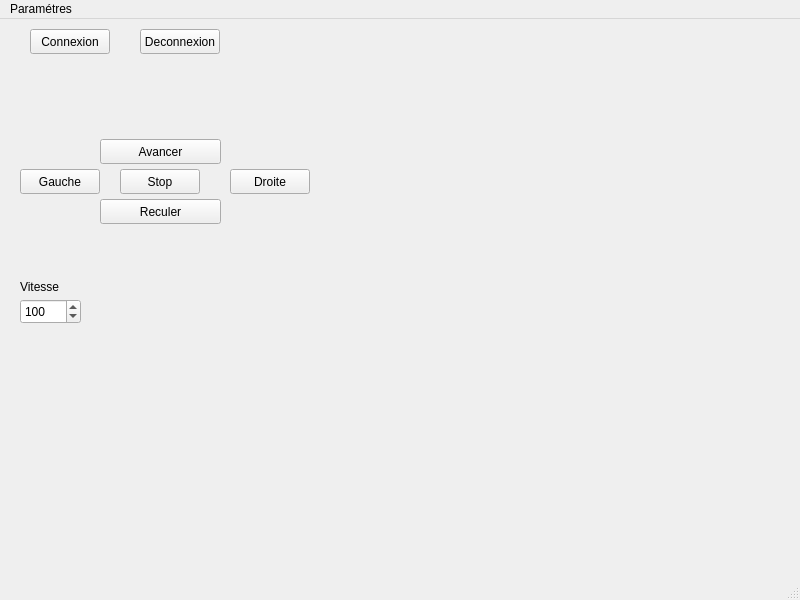
Nahoer/Wifi-bot, file Code QT/RobotProjet/mainwindow.ui: the form before one commit.
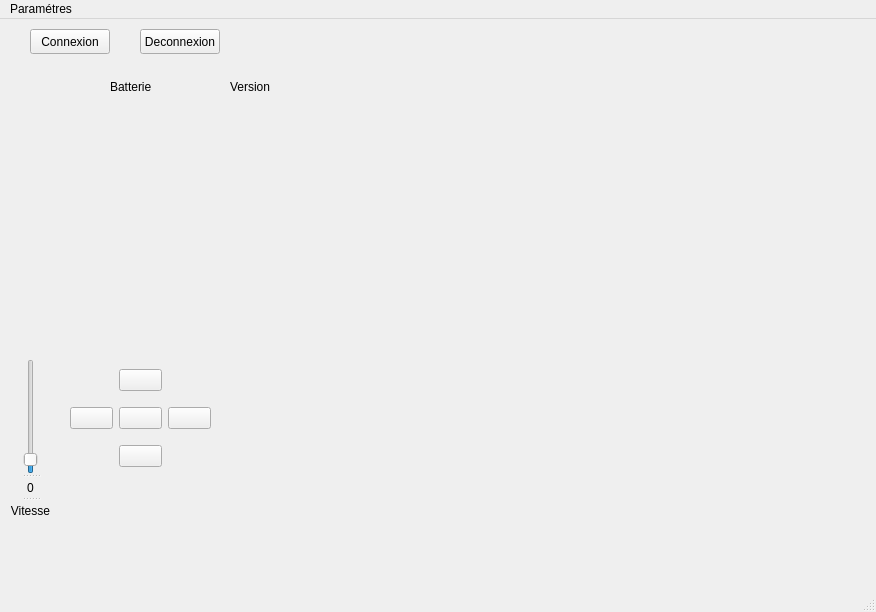
The form after the commit. Custom widgets are drawn as their Qt base class.

```diff
--- a/Code QT/RobotProjet/mainwindow.ui
+++ b/Code QT/RobotProjet/mainwindow.ui
@@ -6,8 +6,8 @@
    <rect>
     <x>0</x>
     <y>0</y>
-    <width>800</width>
-    <height>600</height>
+    <width>876</width>
+    <height>612</height>
    </rect>
   </property>
   <property name="windowTitle">
@@ -30,26 +30,13 @@
    <widget class="FormCamView" name="widgetCamStream" native="true">
     <property name="geometry">
      <rect>
-      <x>400</x>
+      <x>350</x>
       <y>0</y>
-      <width>391</width>
-      <height>281</height>
+      <width>500</width>
+      <height>380</height>
      </rect>
     </property>
    </widget>
-   <widget class="QPushButton" name="pushButton_2">
-    <property name="geometry">
-     <rect>
-      <x>100</x>
-      <y>120</y>
-      <width>121</width>
-      <height>25</height>
-     </rect>
-    </property>
-    <property name="text">
-     <string>Avancer</string>
-    </property>
-   </widget>
    <widget class="QPushButton" name="pushButtonDeconnect">
     <property name="geometry">
      <rect>
@@ -63,73 +50,124 @@
      <string>Deconnexion</string>
     </property>
    </widget>
-   <widget class="QPushButton" name="pushButtonStopRobot">
+   <widget class="QLabel" name="label_2">
     <property name="geometry">
      <rect>
-      <x>120</x>
-      <y>150</y>
-      <width>80</width>
-      <height>25</height>
+      <x>110</x>
+      <y>60</y>
+      <width>61</width>
+      <height>16</height>
      </rect>
     </property>
     <property name="text">
-     <string>Stop</string>
+     <string>Batterie</string>
     </property>
    </widget>
-   <widget class="QPushButton" name="pushButtonReculer">
+   <widget class="QLabel" name="label_3">
     <property name="geometry">
      <rect>
-      <x>100</x>
-      <y>180</y>
-      <width>121</width>
-      <height>25</height>
+      <x>230</x>
+      <y>60</y>
+      <width>55</width>
+      <height>16</height>
      </rect>
     </property>
     <property name="text">
-     <string>Reculer</string>
+     <string>Version</string>
     </property>
    </widget>
+   <widget class="QLabel" name="label_BatterieValue">
+    <property name="geometry">
+     <rect>
+      <x>30</x>
+      <y>80</y>
+      <width>201</width>
+      <height>20</height>
+     </rect>
+    </property>
+    <property name="text">
+     <string/>
+    </property>
+    <property name="textFormat">
+     <enum>Qt::AutoText</enum>
+    </property>
+    <property name="alignment">
+     <set>Qt::AlignCenter</set>
+    </property>
+   </widget>
+   <widget class="QLabel" name="label_Version">
+    <property name="geometry">
+     <rect>
+      <x>230</x>
+      <y>90</y>
+      <width>55</width>
+      <height>16</height>
+     </rect>
+    </property>
+    <property name="text">
+     <string/>
+    </property>
+   </widget>
+   <widget class="QWidget" name="">
+    <property name="geometry">
+     <rect>
+      <x>70</x>
+      <y>340</y>
+      <width>141</width>
+      <height>121</height>
+     </rect>
+    </property>
+    <layout class="QGridLayout" name="gridLayout">
+     <item row="0" column="1">
+      <widget class="QPushButton" name="pushButton_2">
+       <property name="text">
+        <string/>
+       </property>
+      </widget>
+     </item>
+     <item row="1" column="0">
    <widget class="QPushButton" name="pushButtonGauche">
-    <property name="geometry">
-     <rect>
-      <x>20</x>
-      <y>150</y>
-      <width>80</width>
-      <height>25</height>
-     </rect>
-    </property>
+       <property name="text">
+        <string/>
+       </property>
+      </widget>
+     </item>
+     <item row="1" column="1">
+      <widget class="QPushButton" name="pushButtonStopRobot">
     <property name="text">
-     <string>Gauche</string>
-    </property>
-   </widget>
+        <string/>
+       </property>
+      </widget>
+     </item>
+     <item row="1" column="2">
    <widget class="QPushButton" name="pushButtonDroite">
-    <property name="geometry">
-     <rect>
-      <x>230</x>
-      <y>150</y>
-      <width>80</width>
-      <height>25</height>
-     </rect>
-    </property>
     <property name="text">
-     <string>Droite</string>
-    </property>
-   </widget>
-   <widget class="QSpinBox" name="spinBoxVitesseRobot">
-    <property name="enabled">
-     <bool>true</bool>
-    </property>
+        <string/>
+       </property>
+      </widget>
+     </item>
+     <item row="2" column="1">
+      <widget class="QPushButton" name="pushButtonReculer">
+       <property name="text">
+        <string/>
+       </property>
+      </widget>
+     </item>
+    </layout>
+   </widget>
+   <widget class="QSplitter" name="splitter">
     <property name="geometry">
      <rect>
-      <x>20</x>
-      <y>280</y>
-      <width>61</width>
-      <height>25</height>
+      <x>10</x>
+      <y>340</y>
+      <width>41</width>
+      <height>161</height>
      </rect>
     </property>
-    <property name="mouseTracking">
-     <bool>false</bool>
+    <property name="orientation">
+     <enum>Qt::Vertical</enum>
     </property>
+    <widget class="QSlider" name="verticalSlider">
     <property name="minimum">
      <number>90</number>
     </property>
@@ -139,19 +177,26 @@
     <property name="value">
      <number>100</number>
     </property>
+     <property name="orientation">
+      <enum>Qt::Vertical</enum>
+     </property>
+    </widget>
+    <widget class="QLabel" name="labelVitesse">
+     <property name="text">
+      <string>0</string>
+     </property>
+     <property name="alignment">
+      <set>Qt::AlignCenter</set>
+     </property>
    </widget>
    <widget class="QLabel" name="label">
-    <property name="geometry">
-     <rect>
-      <x>20</x>
-      <y>260</y>
-      <width>55</width>
-      <height>16</height>
-     </rect>
-    </property>
     <property name="text">
      <string>Vitesse</string>
     </property>
+     <property name="alignment">
+      <set>Qt::AlignCenter</set>
+     </property>
+    </widget>
    </widget>
   </widget>
   <widget class="QMenuBar" name="menubar">
@@ -159,7 +204,7 @@
     <rect>
      <x>0</x>
      <y>0</y>
-     <width>800</width>
+     <width>876</width>
      <height>25</height>
     </rect>
    </property>
```
Left out of the diff: 2 changed lines with no effect on the pictures. Lines whose indentation alone changed are shown as unchanged.
